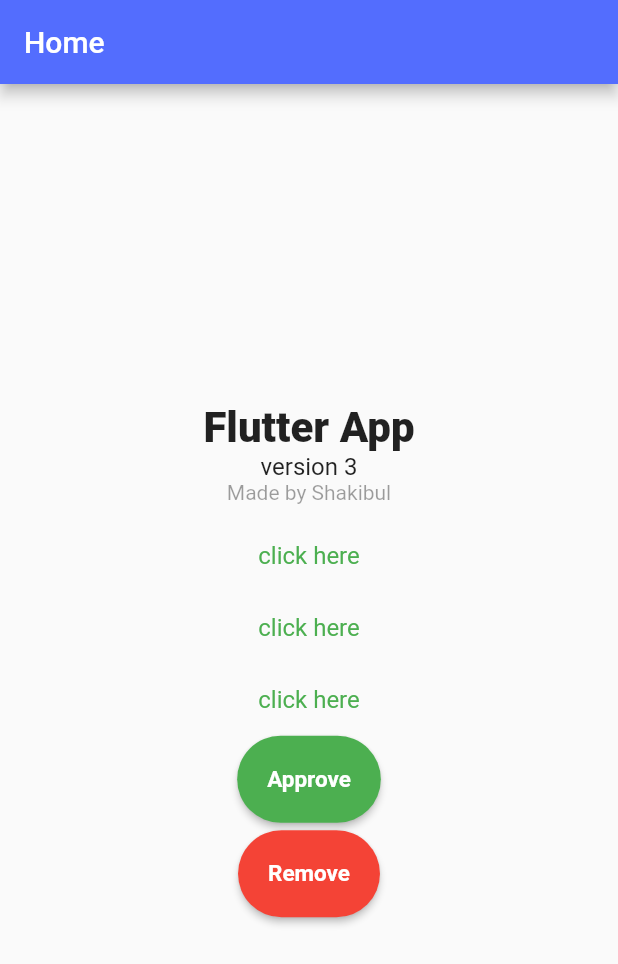
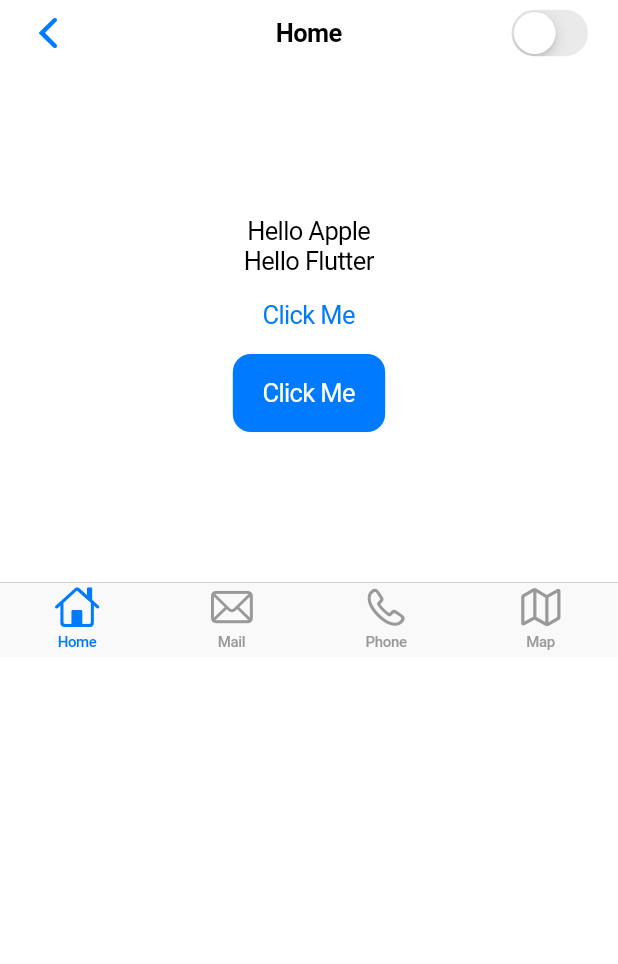
Before and after one commit to ShakibulDeveloper/flutter-practise-code, a Flutter app: the screen it shows after launch, on a phone screen of 412 x 824 dp. Shown: the top 964 px of the screen. Run offline on Flutter 3.47's test engine with Material 2 defaults, Android fonts, the light colour scheme and no system bars.

Commit message:
Cupertino Basic

```diff
--- a/lib/main.dart
+++ b/lib/main.dart
@@ -1,102 +1,68 @@
-import 'package:flutter/material.dart';
+import 'package:flutter/cupertino.dart';
 
 void main(){
   runApp(MyApp());
 }
 
 class MyApp extends StatelessWidget{
+  const MyApp({super.key});
+
   @override
   Widget build(BuildContext context) {
-    return MaterialApp(
+    return CupertinoApp(
       home: HomeScreen(),
-      theme: ThemeData(
-        appBarTheme: AppBarTheme(
-          backgroundColor: Colors.indigoAccent,
-        ),
-        elevatedButtonTheme: ElevatedButtonThemeData(
-          style: ElevatedButton.styleFrom(
-            backgroundColor: Colors.green,
-            padding: EdgeInsets.all(20),
-            shape: RoundedRectangleBorder(
-              borderRadius: BorderRadius.circular(50),
-            ),
-            textStyle: TextStyle(
-              fontSize: 15,
-              fontWeight: FontWeight.bold,
-            ),
-          ),
-        ),
-        textButtonTheme: TextButtonThemeData(
-          style: TextButton.styleFrom(
-            foregroundColor: Colors.green,
-            textStyle: TextStyle(
-              fontSize: 16,
-            ),
-          ),
-        ),
-        textTheme: TextTheme(
-          bodyLarge: TextStyle(
-            fontSize: 28,
-            fontWeight: FontWeight.w900,
-          ),
-          bodyMedium: TextStyle(
-            fontSize: 16,
-            fontWeight: FontWeight.w400,
-          ),
-          bodySmall: TextStyle(
-            fontSize: 14,
-            color: Colors.black38,
-          ),
-        ),
-      ),
-      darkTheme: ThemeData(
-        textTheme: TextTheme(
-          bodyLarge: TextStyle(
-            fontSize: 28,
-            color: Colors.red,
-          ),
-        ),
-        appBarTheme: AppBarTheme(
-          backgroundColor: Colors.red,
-        ),
-      ),
-      // themeMode: ThemeMode.dark,
-      themeMode: ThemeMode.light,
+      debugShowCheckedModeBanner: false,
     );
   }
 
 }
 
 class HomeScreen extends StatelessWidget{
+  const HomeScreen({super.key});
+
   @override
   Widget build(BuildContext context) {
-    return Scaffold(
-      appBar: AppBar(
-        title: Text("Home"),
-      ),
-      body: Center(
-        child: Column(
-          mainAxisAlignment: MainAxisAlignment.center,
-          children: [
-            Text("Flutter App", style: Theme.of(context).textTheme.bodyLarge,),
-            Text("version 3", style: Theme.of(context).textTheme.bodyMedium,),
-            Text("Made by Shakibul", style: Theme.of(context).textTheme.bodySmall,),
+    return CupertinoPageScaffold(
+        navigationBar: CupertinoNavigationBar(
+          leading: Icon(CupertinoIcons.back),
+          middle: Text("Home"),
+          trailing: CupertinoSwitch(
+              value: false,
+              activeColor: CupertinoColors.link,
+              onChanged: (bool value){
 
-            SizedBox(height: 10,),
-            TextButton(onPressed: (){}, child: Text("click here"),),
-            TextButton(onPressed: (){}, child: Text("click here"),),
-            TextButton(onPressed: (){}, child: Text("click here"),),
-            ElevatedButton(onPressed: (){}, child: Text("Approve"),),
+              },
+          ),
+        ),
+        child: Center(
+          child: ListView(
+            children: [
+              SizedBox(height: 100,),
+              Column(
+                children: [
+                  Text("Hello Apple"),
+                  Text("Hello Flutter"),
+                  CupertinoButton(child: Text("Click Me"), onPressed: (){}),
+                  CupertinoButton.filled(child: Text("Click Me"), onPressed: (){})
+                ],
+              ),
+              SizedBox(height: 100,),
+              Column(
+                children: [
+                  CupertinoTabBar(
+                    items: [
+                      BottomNavigationBarItem(icon: Icon(CupertinoIcons.home), label: "Home",),
+                      BottomNavigationBarItem(icon: Icon(CupertinoIcons.mail), label: "Mail",),
+                      BottomNavigationBarItem(icon: Icon(CupertinoIcons.phone), label: "Phone",),
+                      BottomNavigationBarItem(icon: Icon(CupertinoIcons.map), label: "Map",),
+                    ],
+                  ),
+                ],
+              ),
 
-            SizedBox(height: 5),
-            ElevatedButton(onPressed: (){}, child: Text("Remove"), style:
-               ElevatedButton.styleFrom(
-                 backgroundColor: Colors.red,
-               )
-              ),
-          ],
+            ],
+          ),
         ),
-      ),
     );
   }
 
```
